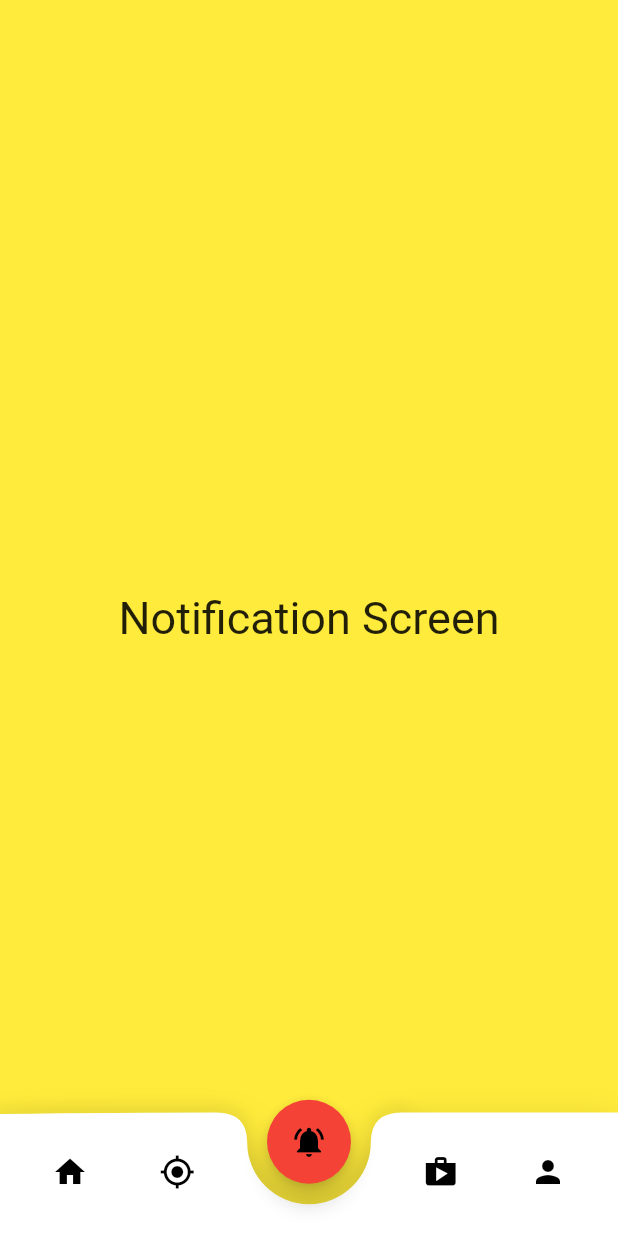
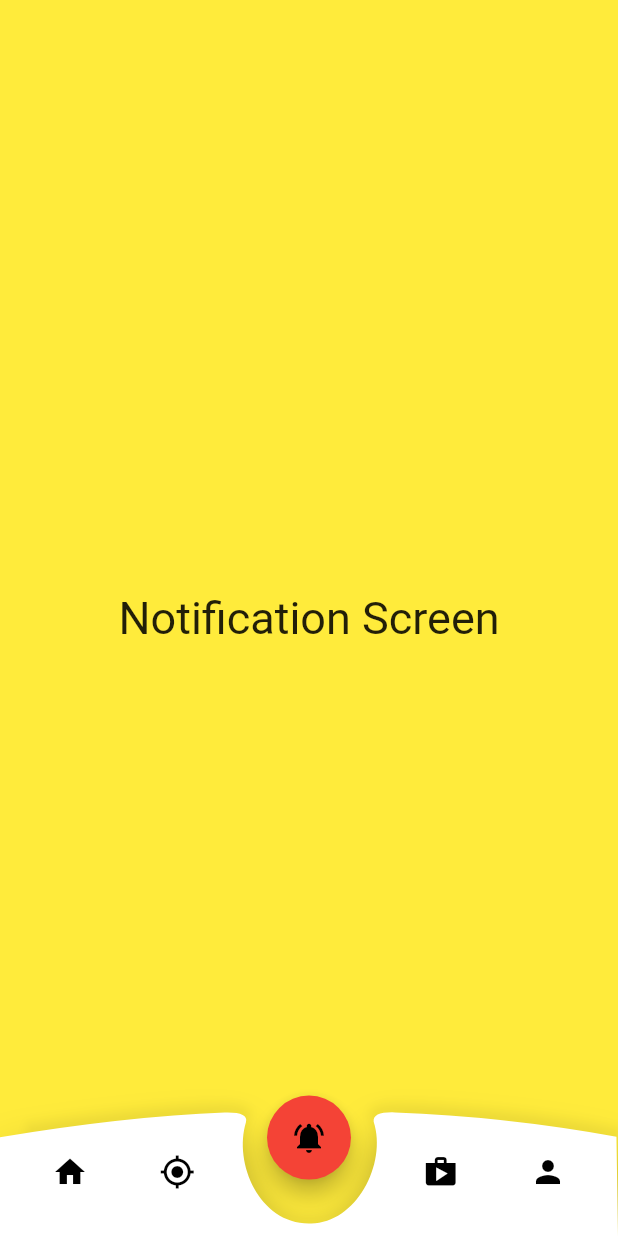
Before and after one commit to ahmednasser74/curved_bottom_navigatiom_an, a Flutter app: the screen it shows after launch, after a tap on the "notifications active" icon, on a phone screen of 412 x 824 dp. Run offline on Flutter 3.47's test engine with Material 2 defaults, Android fonts, the phone set to English and light mode, and no system bars.

Commit message:
customize enum style of bottom sheet

```diff
--- a/lib/curved_bottom_navigation.dart
+++ b/lib/curved_bottom_navigation.dart
@@ -1,35 +1,37 @@
+import 'package:bottom_navigation/enums.dart';
 import 'package:flutter/material.dart';
-
 import 'painter_bottom_navigation.dart';
 
 // ignore: must_be_immutable
 class CurvedBottomNavigationAN extends StatefulWidget {
   final List<Widget> screenItems, buttonItems;
+  final void Function(int index) currentIndex;
+  final double buttonRadius, buttonWidth, buttonHeight, elevation, heightFactor;
+  int initIndex;
+  final BottomNavStyle bottomNavStyle;
   final Color selectedColor,
       unSelectedColor,
       curvedButtonUnSelectedColor,
       curvedButtonSelectedColor,
       backgroundColor;
-  final void Function(int index) currentIndex;
-  final double buttonRadius, buttonWidth, buttonHeight, elevation, heightFactor;
-  int initIndex;
-  //a7a
+
   CurvedBottomNavigationAN({
     Key? key,
     required this.screenItems,
     required this.currentIndex,
     required this.buttonItems,
-    this.selectedColor = Colors.red,
-    this.unSelectedColor = Colors.black26,
-    this.backgroundColor = Colors.white,
     this.initIndex = 0,
-    this.curvedButtonUnSelectedColor = Colors.white,
-    this.curvedButtonSelectedColor = Colors.red,
     this.buttonRadius = 10,
     this.buttonWidth = 50,
     this.buttonHeight = 50,
     this.elevation = 0,
     this.heightFactor = .7,
+    this.selectedColor = Colors.red,
+    this.unSelectedColor = Colors.black26,
+    this.backgroundColor = Colors.white,
+    this.curvedButtonUnSelectedColor = Colors.white,
+    this.curvedButtonSelectedColor = Colors.red,
+    this.bottomNavStyle = BottomNavStyle.curvedBottomNavCenter,
   }) : super(key: key);
 
   @override
@@ -52,31 +54,24 @@ class _CurvedBottomNavigationANState extends State<CurvedBottomNavigationAN> {
     setState(() {});
   }
 
-  Color changeColorOfSelectedIndex(int index) {
-    if (currentIndex == index) {
-      return widget.selectedColor;
-    } else {
-      return widget.unSelectedColor;
-    }
-  }
 
   @override
   void initState() {
     super.initState();
     currentIndex = widget.initIndex;
-    if (widget.screenItems.length.isOdd && widget.screenItems.length == 3 ||
-        widget.screenItems.length == 5) {
-    } else if (widget.screenItems.length != widget.buttonItems.length) {
-      throw Exception('screenList.length must equal buttonWidgetList.length');
-    } else if (widget.screenItems.length != 3 ||
-        widget.screenItems.length != 5) {
-      throw Exception('screenList.length must equal 3 or 5');
-    } else if (widget.buttonItems.length != 3 ||
-        widget.buttonItems.length != 5) {
-      throw Exception('buttonWidgetList.length must 3 or equal 5');
-    } else {
-      throw Exception('screenList.length must be 3 or 5 ');
+    exceptionHandler(
+      screenItems: widget.screenItems,
+      buttonItems: widget.buttonItems,
+    );
   }
+
+  @override
+  void didUpdateWidget(covariant CurvedBottomNavigationAN oldWidget) {
+    super.didUpdateWidget(oldWidget);
+    exceptionHandler(
+      screenItems: widget.screenItems,
+      buttonItems: widget.buttonItems,
+    );
   }
 
   @override
@@ -96,35 +91,20 @@ class _CurvedBottomNavigationANState extends State<CurvedBottomNavigationAN> {
                 children: [
                   CustomPaint(
                     size: Size(size.width, 120),
-                    painter: PainterCenterBottomNavigation(
+                    painter: CurvedBottomNavCustomPainter(
                       color: widget.backgroundColor,
                       elevation: widget.elevation,
+                      bottomNavStyle: widget.bottomNavStyle,
                     ),
                   ),
-                  Center(
+                  Padding(
+                    padding: const EdgeInsets.symmetric(horizontal: 20),
+                    child: Align(
+                      alignment: Alignment.bottomCenter,
                       heightFactor: widget.heightFactor,
                       child: FloatingActionButton(
-                      backgroundColor: lengthIsFive
-                          ? currentIndex == 2
-                              ? widget.curvedButtonSelectedColor
-                              : widget.curvedButtonUnSelectedColor
-                          : currentIndex == 1
-                              ? widget.curvedButtonSelectedColor
-                              : widget.curvedButtonUnSelectedColor,
+                        backgroundColor: curvedButtonColor(),
                         onPressed: () => changeIndex(lengthIsFive ? 2 : 1),
-                      // onPressed: () => showDialog(
-                      //   context: context,
-                      //   builder: (context) => Dialog(
-                      //     backgroundColor: Colors.black12,
-                      //     child: Container(
-                      //       height: size.height * .60,
-                      //       width: size.width,
-                      //       alignment: Alignment.center,
-                      //       color: Colors.green,
-                      //       child: const Text('hey'),
-                      //     ),
-                      //   ),
-                      // ),
                         child: ClipRRect(
                           borderRadius: BorderRadius.circular(28),
                           child: Padding(
@@ -135,20 +115,25 @@ class _CurvedBottomNavigationANState extends State<CurvedBottomNavigationAN> {
                         ),
                       ),
                     ),
+                  ),
                   SizedBox(
                     width: size.width,
                     height: 80,
                     child: Row(
                       mainAxisAlignment: MainAxisAlignment.spaceEvenly,
                       children: [
-                        buttonOfBottomNavigation(
+                        if (widget.bottomNavStyle ==
+                                BottomNavStyle.curvedBottomNavCenter ||
+                            widget.bottomNavStyle ==
+                                BottomNavStyle.curvedBottomNavCenterCurve)
+                          _buttonOfBottomNavigation(
                             onTap: () => changeIndex(0),
                             icon: widget.buttonItems.elementAt(0),
                             color: changeColorOfSelectedIndex(0),
                           ),
                         Visibility(
                           visible: lengthIsFive,
-                          child: buttonOfBottomNavigation(
+                          child: _buttonOfBottomNavigation(
                             onTap: () => changeIndex(lengthIsFive ? 1 : 0),
                             icon: widget.buttonItems
                                 .elementAt(lengthIsFive ? 1 : 0),
@@ -159,15 +144,16 @@ class _CurvedBottomNavigationANState extends State<CurvedBottomNavigationAN> {
                         SizedBox(width: size.width * .20),
                         Visibility(
                           visible: lengthIsFive,
-                          child: buttonOfBottomNavigation(
+                          child: _buttonOfBottomNavigation(
                             onTap: () => changeIndex(lengthIsFive ? 3 : 0),
                             icon: widget.buttonItems
                                 .elementAt(lengthIsFive ? 3 : 0),
                             color: changeColorOfSelectedIndex(
-                                lengthIsFive ? 3 : 0),
+                              lengthIsFive ? 3 : 0,
                             ),
                           ),
-                        buttonOfBottomNavigation(
+                        ),
+                        _buttonOfBottomNavigation(
                           onTap: () => changeIndex(lengthIsFive ? 4 : 2),
                           icon: widget.buttonItems
                               .elementAt(lengthIsFive ? 4 : 2),
@@ -186,7 +172,7 @@ class _CurvedBottomNavigationANState extends State<CurvedBottomNavigationAN> {
     );
   }
 
-  Widget buttonOfBottomNavigation({
+  Widget _buttonOfBottomNavigation({
     required VoidCallback onTap,
     required Widget icon,
     required Color color,
@@ -205,29 +191,45 @@ class _CurvedBottomNavigationANState extends State<CurvedBottomNavigationAN> {
       ),
     );
   }
+
+  Color curvedButtonColor() {
+    final lengthIsFive = widget.screenItems.length == 5 ? true : false;
+    if (lengthIsFive) {
+      if (currentIndex == 2) {
+        return widget.curvedButtonSelectedColor;
+      } else {
+        return widget.curvedButtonUnSelectedColor;
+      }
+    } else {
+      if (currentIndex == 1) {
+        return widget.curvedButtonUnSelectedColor;
+      } else {
+        return widget.curvedButtonUnSelectedColor;
+      }
+    }
+  }
+  Color changeColorOfSelectedIndex(int index) {
+    if (currentIndex == index) {
+      return widget.selectedColor;
+    } else {
+      return widget.unSelectedColor;
+    }
   }
 
-///if use custom bottom navigation
-//    return Scaffold(
-//       body: Stack(
-//         children: [
-//           selectedScreen(widget.initIndex),
-//           CustomBottomNavigation(
-//             changeIndex: widget.currentIndex,
-//             screenList: widget.screenList,
-//             buttonWidgetList: widget.buttonWidgetList,
-//             buttonWidth: widget.buttonWidth,
-//             buttonHeight: widget.buttonHeight,
-//             curvedButtonSelectedColor: widget.curvedButtonSelectedColor,
-//             color: widget.color,
-//             elevation: widget.elevation,
-//             selectedColor: widget.selectedColor,
-//             initIndex: widget.initIndex,
-//             curvedButtonUnSelectedColor: widget.curvedButtonUnSelectedColor,
-//             buttonBorderRadius: widget.buttonBorderRadius,
-//             unSelectedColor: widget.unSelectedColor,
-//             key: widget.key,
-//           ),
-//         ],
-//       ),
-//     );
+  void exceptionHandler({
+    required List<Widget> screenItems,
+    required List<Widget> buttonItems,
+  }) {
+    if (screenItems.length.isOdd && screenItems.length == 3 ||
+        screenItems.length == 5) {
+    } else if (screenItems.length != buttonItems.length) {
+      throw Exception('screenList.length must equal buttonWidgetList.length');
+    } else if (screenItems.length != 3 || screenItems.length != 5) {
+      throw Exception('screenList.length must equal 3 or 5');
+    } else if (buttonItems.length != 3 || buttonItems.length != 5) {
+      throw Exception('buttonWidgetList.length must 3 or equal 5');
+    } else {
+      throw Exception('screenList.length must be 3 or 5 ');
+    }
+  }
+}
--- /dev/null
+++ b/lib/enums.dart
@@ -0,0 +1,6 @@
+enum BottomNavStyle {
+  curvedBottomNavCenter,
+  curvedBottomNavCenterCurve
+  // curvedBottomNavRight,
+  // curvedBottomNavLeft,
+}
--- a/lib/main.dart
+++ b/lib/main.dart
@@ -1,5 +1,7 @@
+import 'package:bottom_navigation/painter_bottom_navigation.dart';
 import 'package:flutter/material.dart';
 import 'curved_bottom_navigation.dart';
+import 'enums.dart';
 
 void main() => runApp(const MyApp());
 
@@ -14,34 +16,35 @@ class MyApp extends StatelessWidget {
         primarySwatch: Colors.grey,
         iconTheme: const IconThemeData(color: Colors.black),
       ),
-      home: const ExampleDemo(),
+      home: const Example(),
     );
   }
 }
-//TODO: make curved button applicable for bottom sheet and dialogs not only
-//  as screen and make curved button customize from user
 
-class ExampleDemo extends StatefulWidget {
-  const ExampleDemo({Key? key}) : super(key: key);
+//TODO: make curved button applicable for bottom sheet and dialogs not only as screen and make curved button customize from user
+//TODO: documentation for package
+class Example extends StatefulWidget {
+  const Example({Key? key}) : super(key: key);
 
   @override
-  State<ExampleDemo> createState() => _ExampleDemoState();
+  State<Example> createState() => _ExampleState();
 }
 
-class _ExampleDemoState extends State<ExampleDemo> {
-
+class _ExampleState extends State<Example> {
   @override
   Widget build(BuildContext context) {
-    return Scaffold(
-      body: CurvedBottomNavigationAN(
-        initIndex: 2,
+    return CurvedBottomNavigationAN(
+      initIndex: 0,
       backgroundColor: Colors.white,
       elevation: 4,
       buttonRadius: 20,
-        selectedColor: const Color(0xfff63939),
-        unSelectedColor: const Color(0xffffffff),
+      heightFactor: .8,
+      selectedColor: const Color(0xffffcdd3),
+      // unSelectedColor: const Color(0xffffffff),
+      unSelectedColor: Colors.transparent,
       // curvedButtonSelectedColor: const Color(0xff69ddfa),
       curvedButtonUnSelectedColor: const Color(0xffaaa8a8),
+      bottomNavStyle: BottomNavStyle.curvedBottomNavCenterCurve,
       currentIndex: (index) {},
       screenItems: const [
         ScreenExample(title: 'Home', color: Colors.red),
@@ -57,7 +60,6 @@ class _ExampleDemoState extends State<ExampleDemo> {
         Icon(Icons.shop),
         Icon(Icons.person),
       ],
-      ),
     );
   }
 }
--- a/lib/painter_bottom_navigation.dart
+++ b/lib/painter_bottom_navigation.dart
@@ -1,10 +1,16 @@
 import 'package:flutter/material.dart';
+import 'enums.dart';
 
-class PainterCenterBottomNavigation extends CustomPainter {
+class CurvedBottomNavCustomPainter extends CustomPainter {
   final Color color;
   final double elevation;
+  final BottomNavStyle bottomNavStyle;
 
-  PainterCenterBottomNavigation({required this.elevation, required this.color});
+  CurvedBottomNavCustomPainter({
+    required this.bottomNavStyle,
+    required this.elevation,
+    required this.color,
+  });
 
   @override
   void paint(Canvas canvas, Size size) {
@@ -13,16 +19,8 @@ class PainterCenterBottomNavigation extends CustomPainter {
       ..style = PaintingStyle.fill
       ..strokeWidth = 10;
 
-    Path path = Path()..moveTo(0, 1);
-    path.quadraticBezierTo(size.width * .20, 0, size.width * .35, 0);
-    path.quadraticBezierTo(size.width * .40, 0, size.width * .40, 20);
-    path.arcToPoint(Offset(size.width * .60, 20),
-        radius: const Radius.circular(20), clockwise: false);
-    path.quadraticBezierTo(size.width * .60, 0, size.width * .65, 0);
-    path.quadraticBezierTo(size.width * .80, 0, size.width, 0);
-    path.lineTo(size.width, size.height);
-    path.lineTo(0, size.height);
-    path.close();
+    Path path = Path();
+    generalDrawnPath(bottomNavStyle: bottomNavStyle, path: path, size: size);
 
     canvas.drawShadow(
         path.shift(Offset(0, -elevation)), Colors.black, 10, true);
@@ -30,9 +28,76 @@ class PainterCenterBottomNavigation extends CustomPainter {
   }
 
   @override
-  bool shouldRepaint(PainterCenterBottomNavigation oldDelegate) => false;
+  bool shouldRepaint(CurvedBottomNavCustomPainter oldDelegate) => false;
 
   @override
-  bool shouldRebuildSemantics(PainterCenterBottomNavigation oldDelegate) =>
-      false;
+  bool shouldRebuildSemantics(CurvedBottomNavCustomPainter oldDelegate) => false;
 }
+
+Path generalDrawnPath({
+  required BottomNavStyle bottomNavStyle,
+  required Path path,
+  required Size size,
+}) {
+  switch (bottomNavStyle) {
+    case BottomNavStyle.curvedBottomNavCenter:
+      path.quadraticBezierTo(size.width * .20, 0, size.width * .35, 0);
+      path.quadraticBezierTo(size.width * .40, 0, size.width * .40, 20);
+      path.arcToPoint(Offset(size.width * .60, 20),
+          radius: const Radius.circular(20), clockwise: false);
+      path.quadraticBezierTo(size.width * .60, 0, size.width * .65, 0);
+      path.quadraticBezierTo(size.width * .80, 0, size.width, 0);
+      path.lineTo(size.width, size.height);
+      path.lineTo(0, size.height);
+      path.close();
+      return path;
+    // case BottomNavStyle.curvedBottomNavRight:
+    //   path.moveTo(0, size.height);
+    //   path.lineTo(0, 0);
+    //   path.lineTo(size.width * 0.7931250, 0);
+    //   path.quadraticBezierTo(size.width * 0.7920375, size.height * 0.7696200,
+    //       size.width * 0.8906250, size.height * 0.7695000);
+    //   path.quadraticBezierTo(size.width * 0.9756250, size.height * 0.7696200,
+    //       size.width * 0.9775000, 0);
+    //   path.lineTo(size.width, 0);
+    //   path.lineTo(size.width * 0.9987500, size.height);
+    //   path.lineTo(0, size.height);
+    //   path.close();
+    //   return path;
+    // case BottomNavStyle.curvedBottomNavLeft:
+    //   path.moveTo(0, size.height);
+    //   path.lineTo(0, 0);
+    //   path.lineTo(size.width * 0.0275000, 0);
+    //   path.quadraticBezierTo(size.width * 0.0232875, size.height * 0.7721200,
+    //       size.width * 0.1218750, size.height * 0.7720000);
+    //   path.quadraticBezierTo(size.width * 0.2146875, size.height * 0.7721200,
+    //       size.width * 0.2103125, 0);
+    //   path.lineTo(size.width, 0);
+    //   path.lineTo(size.width * 0.9987500, size.height);
+    //   path.lineTo(0, size.height);
+    //   path.close();
+    //   return path;
+    case BottomNavStyle.curvedBottomNavCenterCurve:
+      path.moveTo(0,size.height);
+      path.quadraticBezierTo(0,size.height*0.4011250,0,size.height*0.2015000);
+      path.quadraticBezierTo(size.width*0.2040625,size.height*0.0326200,size.width*0.3636875,size.height*0.0017000);
+      path.quadraticBezierTo(size.width*0.4025125,size.height*-0.0033800,size.width*0.3979750,size.height*0.0792800);
+      path.cubicTo(size.width*0.3774875,size.height*0.4136000,size.width*0.4203125,size.height*0.9050000,size.width*0.5015625,size.height*0.8980000);
+      path.cubicTo(size.width*0.5743750,size.height*0.9080000,size.width*0.6270625,size.height*0.4235000,size.width*0.6046375,size.height*0.0763000);
+      path.quadraticBezierTo(size.width*0.6025000,size.height*-0.0058400,size.width*0.6392000,0);
+      path.quadraticBezierTo(size.width*0.8140625,size.height*0.0305000,size.width*0.9975000,size.height*0.1960000);
+      path.quadraticBezierTo(size.width*0.9981250,size.height*0.3970000,size.width,size.height);
+      path.lineTo(0,size.height);
+      path.close();
+      // path.moveTo(0,size.height);
+      // path.lineTo(0,size.height*0.2005000);
+      // path.quadraticBezierTo(size.width*0.2286125,size.height*-0.0031400,size.width*0.4107250,0);
+      // path.cubicTo(size.width*0.3817375,size.height*0.5097400,size.width*0.4352375,size.height*0.8742600,size.width*0.5015625,size.height*0.8745000);
+      // path.cubicTo(size.width*0.5653125,size.height*0.8748800,size.width*0.6140625,size.height*0.5113400,size.width*0.5875000,0);
+      // path.quadraticBezierTo(size.width*0.7718750,size.height*-0.0039200,size.width,size.height*0.2035000);
+      // path.lineTo(size.width,size.height);
+      // path.lineTo(0,size.height);
+      // path.close();
+      return path;
+  }
+}
```
Also changed, not shown: lib/custom_bottom_navigation.dart (deleted, +0 -145 lines). Lines whose indentation alone changed are shown as unchanged.
